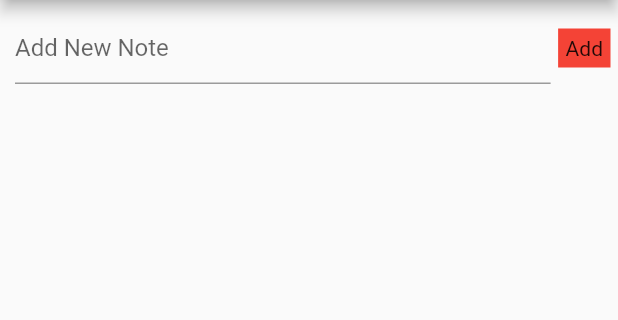
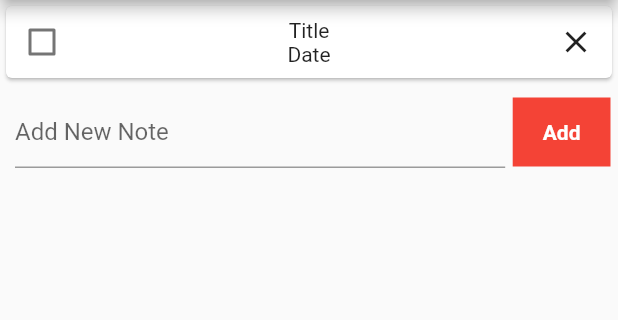
Before and after one commit to codewithumar/to_do_app, a Flutter app: the screen it shows after launch, on a phone screen of 412 x 824 dp, the part 84-404 px from its top. Run offline on Flutter 3.47's test engine with Material 2 defaults, Android fonts, the phone set to English and light mode, and no system bars.

Commit message:
Phase 2 v1.2

```diff
--- a/lib/Widgets/task_input.dart
+++ b/lib/Widgets/task_input.dart
@@ -22,8 +22,14 @@ class UserInput extends StatelessWidget {
             onTap: () {},
             child: Container(
               color: Colors.red,
-              padding: const EdgeInsets.all(5),
-              child: const Text('Add'),
+              padding: const EdgeInsets.symmetric(horizontal: 20, vertical: 15),
+              child: const Text(
+                'Add',
+                style: TextStyle(
+                  color: Colors.white,
+                  fontWeight: FontWeight.bold,
+                ),
+              ),
             ),
           )
         ],
--- /dev/null
+++ b/lib/Widgets/todo_card.dart
@@ -0,0 +1,32 @@
+import 'package:flutter/material.dart';
+
+class TodoCard extends StatefulWidget {
+  const TodoCard({Key? key}) : super(key: key);
+
+  @override
+  State<TodoCard> createState() => _TodoCardState();
+}
+
+class _TodoCardState extends State<TodoCard> {
+  @override
+  Widget build(BuildContext context) {
+    return Card(
+      child: Row(
+        children: [
+          Container(
+            child: Checkbox(value: false, onChanged: (bool? value) {}),
+          ),
+          Expanded(
+              child: Column(children: [
+            Text('Title'),
+            const SizedBox(
+              width: 5,
+            ),
+            Text('Date')
+          ])),
+          IconButton(onPressed: () {}, icon: const Icon(Icons.close))
+        ],
+      ),
+    );
+  }
+}
--- a/lib/main.dart
+++ b/lib/main.dart
@@ -1,5 +1,6 @@
 import 'package:flutter/material.dart';
 import 'package:to_do_app/Widgets/task_input.dart';
+import 'package:to_do_app/Widgets/todo_card.dart';
 
 void main() {
   runApp(const MyApp());
@@ -37,7 +38,7 @@ class _MyHomePageState extends State<MyHomePage> {
       ),
       body: Column(
         // ignore: prefer_const_literals_to_create_immutables
-        children: [UserInput()],
+        children: [TodoCard(), UserInput()],
       ),
       // This trailing comma makes auto-formatting nicer for build methods.
     );
```
